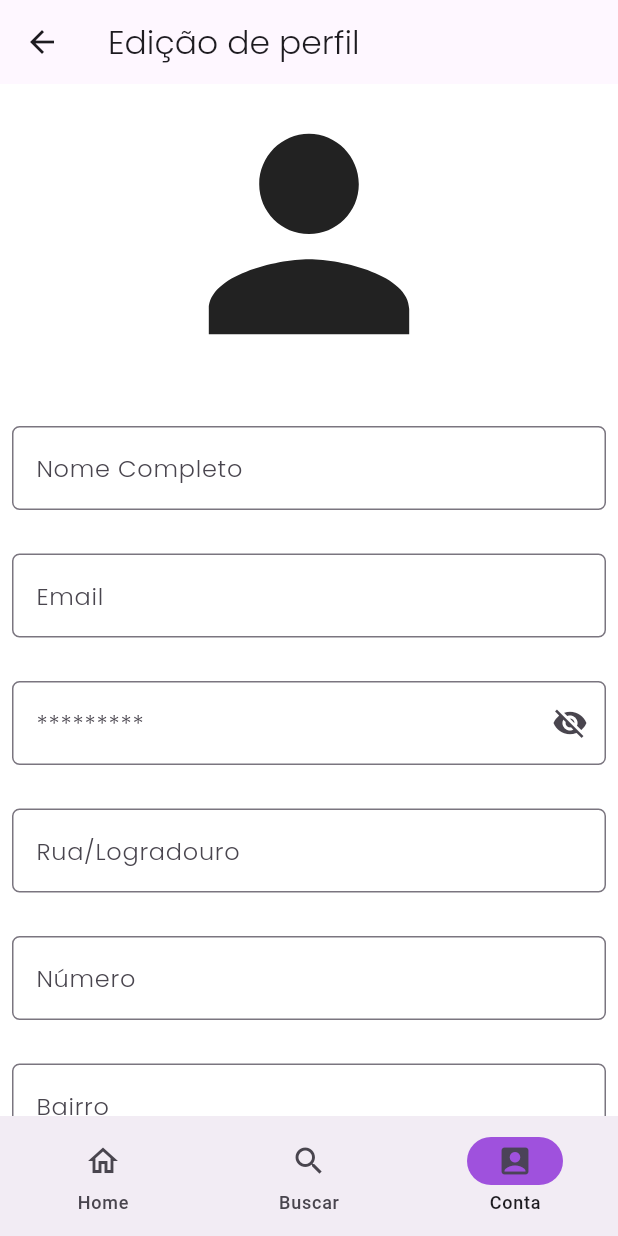
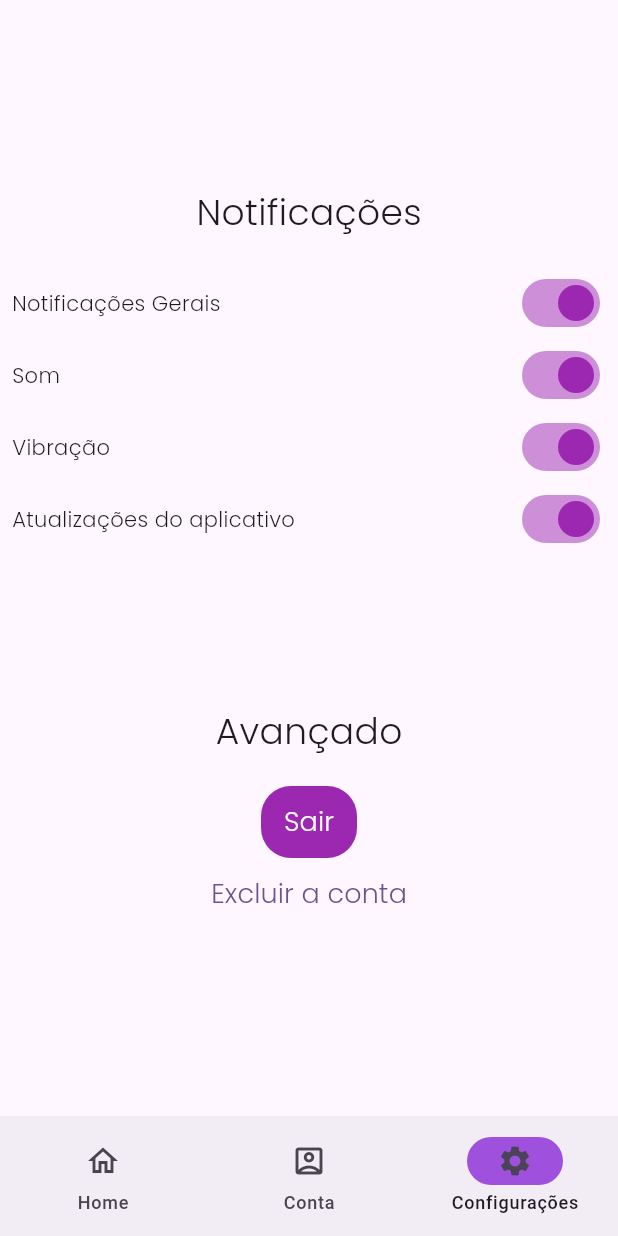
Before and after one commit to emanuelamaral/projeto_home_service, a Flutter app: the MainPageController screen opened directly, item 3 of the bottom bar chosen, on a phone screen of 412 x 824 dp. Run offline on Flutter 3.47's test engine with Material 3 defaults, Android fonts, the phone set to English and light mode, and no system bars; our stand-ins replace flutter_onboarding_slider, fluttertoast, mask_text_input_formatter; accounts and stored records are empty.

Commit message:
Create ConfigPage

```diff
--- a/lib/main.dart
+++ b/lib/main.dart
@@ -5,7 +5,7 @@ import 'package:projeto_home_service/src/pages/login/login_page.dart';
 import 'package:projeto_home_service/src/pages/main/main_page.dart';
 import 'package:projeto_home_service/src/pages/onboarding/onboard_controller.dart';
 import 'package:projeto_home_service/src/pages/registry/registry_page.dart';
-import 'package:projeto_home_service/src/pages/search/search_page.dart';
+import 'package:projeto_home_service/src/pages/config/config_page.dart';
 import 'package:projeto_home_service/src/provider/professional_provider.dart';
 import 'package:projeto_home_service/src/provider/user_provider.dart';
 import 'package:provider/provider.dart';
@@ -37,7 +37,7 @@ class MyApp extends StatelessWidget {
           '/main_page': (context) => const MainPage(),
           '/login': (context) => const LoginPage(),
           '/home_page': (context) => const HomePage(),
-          '/search_page': (context) => const SearchPage(),
+          '/search_page': (context) => const ConfigurationPage(),
           '/account_page': (context) => const AccountPage(),
         },
       ),
--- /dev/null
+++ b/lib/src/components/buttons/switch_button_component.dart
@@ -0,0 +1,27 @@
+import 'package:flutter/material.dart';
+
+class SwitchButtonComponenet extends StatefulWidget {
+  const SwitchButtonComponenet({super.key});
+
+  @override
+  State<SwitchButtonComponenet> createState() => _SwitchButtonComponenetState();
+}
+
+class _SwitchButtonComponenetState extends State<SwitchButtonComponenet> {
+  bool light = true;
+
+  @override
+  Widget build(BuildContext context) {
+    return Switch(
+      // This bool value toggles the switch.
+      value: light,
+      activeColor: Colors.purple,
+      onChanged: (bool value) {
+        // This is called when the user toggles the switch.
+        setState(() {
+          light = value;
+        });
+      },
+    );
+  }
+}
--- /dev/null
+++ b/lib/src/pages/config/config_page.dart
@@ -0,0 +1,183 @@
+import 'package:flutter/material.dart';
+import 'package:fluttertoast/fluttertoast.dart';
+import 'package:projeto_home_service/src/components/buttons/switch_button_component.dart';
+import 'package:projeto_home_service/src/provider/user_provider.dart';
+import 'package:projeto_home_service/src/service/user_service.dart';
+import 'package:provider/provider.dart';
+
+class ConfigurationPage extends StatelessWidget {
+  const ConfigurationPage({super.key});
+
+  removeAccount(context, id) async {
+    UserService userService = UserService();
+
+    try {
+      await userService.deleteUser(id);
+      Fluttertoast.showToast(msg: "Usuário removido com sucesso.");
+      Navigator.pushNamed(context, '/login');
+    } catch (e) {
+      Fluttertoast.showToast(msg: "Não foi possível excluir o usuário.");
+      print(e);
+    }
+  }
+
+  exitApp(context) {
+    Navigator.pushNamed(context, '/login');
+    Fluttertoast.showToast(msg: "Você saiu!");
+  }
+
+  @override
+  Widget build(BuildContext context) {
+    final user = Provider.of<UserProvider>(context).user;
+
+    return Padding(
+      padding: const EdgeInsets.all(8.0),
+      child: Column(
+        mainAxisAlignment: MainAxisAlignment.center,
+        children: [
+          const Text(
+            'Notificações',
+            style: TextStyle(fontFamily: 'Poppins', fontSize: 24),
+          ),
+          const SizedBox(
+            height: 20,
+          ),
+          const Row(
+            mainAxisAlignment: MainAxisAlignment.spaceBetween,
+            children: [
+              Text(
+                'Notificações Gerais',
+                style: TextStyle(fontFamily: 'Poppins'),
+              ),
+              SwitchButtonComponenet()
+            ],
+          ),
+          const Row(
+            mainAxisAlignment: MainAxisAlignment.spaceBetween,
+            children: [
+              Text(
+                'Som',
+                style: TextStyle(fontFamily: 'Poppins'),
+              ),
+              SwitchButtonComponenet()
+            ],
+          ),
+          const Row(
+            mainAxisAlignment: MainAxisAlignment.spaceBetween,
+            children: [
+              Text(
+                'Vibração',
+                style: TextStyle(fontFamily: 'Poppins'),
+              ),
+              SwitchButtonComponenet()
+            ],
+          ),
+          const Row(
+            mainAxisAlignment: MainAxisAlignment.spaceBetween,
+            children: [
+              Text(
+                'Atualizações do aplicativo',
+                style: TextStyle(fontFamily: 'Poppins'),
+              ),
+              SwitchButtonComponenet()
+            ],
+          ),
+          const SizedBox(
+            height: 100,
+          ),
+          const Text(
+            'Avançado',
+            style: TextStyle(fontFamily: 'Poppins', fontSize: 24),
+          ),
+          const SizedBox(
+            height: 20,
+          ),
+          Container(
+            decoration: BoxDecoration(
+                borderRadius: BorderRadius.circular(20), color: Colors.purple),
+            child: TextButton(
+                onPressed: () {
+                  showConfirmationDialog(context, "Sair", () {
+                    exitApp(context);
+                  });
+                },
+                child: const Text(
+                  'Sair',
+                  style: TextStyle(
+                    fontFamily: 'Poppins',
+                    fontSize: 18,
+                    color: Colors.white,
+                  ),
+                )),
+          ),
+          TextButton(
+              onPressed: () {
+                showConfirmationDialog(context, "Excluir conta", () {
+                  removeAccount(context, user.userId);
+                });
+              },
+              child: const Text(
+                'Excluir a conta',
+                style: TextStyle(
+                  fontFamily: 'Poppins',
+                  fontSize: 18,
+                ),
+              )),
+        ],
+      ),
+    );
+  }
+
+  void showConfirmationDialog(
+      BuildContext context, String action, Function onConfirm) {
+    showDialog(
+      context: context,
+      builder: (BuildContext context) {
+        return AlertDialog(
+          surfaceTintColor: Colors.white,
+          backgroundColor: Colors.white,
+          title: Text(
+            "Aviso",
+            style: TextStyle(
+              fontFamily: 'Poppins',
+            ),
+          ),
+          content: Text(
+            "Tem certeza que deseja $action?",
+            style: TextStyle(
+              fontFamily: 'Poppins',
+            ),
+          ),
+          actions: [
+            Container(
+              decoration: BoxDecoration(
+                  borderRadius: BorderRadius.circular(20),
+                  color: Colors.purple),
+              child: TextButton(
+                onPressed: () {
+                  Navigator.of(context).pop();
+                },
+                child: const Text(
+                  'Não',
+                  style: TextStyle(fontFamily: 'Poppins', color: Colors.white),
+                ),
+              ),
+            ),
+            TextButton(
+              onPressed: () {
+                onConfirm();
+                Navigator.of(context).pop();
+              },
+              child: const Text(
+                'Sim',
+                style: TextStyle(
+                  fontFamily: 'Poppins',
+                ),
+              ),
+            ),
+          ],
+        );
+      },
+    );
+  }
+}
--- a/lib/src/pages/main/main_page.dart
+++ b/lib/src/pages/main/main_page.dart
@@ -1,6 +1,6 @@
 import 'package:flutter/material.dart';
 import 'package:projeto_home_service/src/pages/home/home_page.dart';
-import 'package:projeto_home_service/src/pages/search/search_page.dart';
+import 'package:projeto_home_service/src/pages/config/config_page.dart';
 
 import '../account/account_page.dart';
 
@@ -42,20 +42,20 @@ class _MainPageControllerState extends State<MainPageController> {
             label: 'Home',
           ),
           NavigationDestination(
-            icon: Icon(Icons.search),
-            label: 'Buscar',
-          ),
-          NavigationDestination(
             selectedIcon: Icon(Icons.account_box),
             icon: Icon(Icons.account_box_outlined),
             label: 'Conta',
+          ),
+          NavigationDestination(
+            icon: Icon(Icons.settings),
+            label: 'Configurações',
           ),
         ],
       ),
       body: [
         const HomePage(),
-        const SearchPage(),
         const AccountPage(),
+        const ConfigurationPage(),
       ][currentPageIndex],
     );
   }
```
Also changed, not shown: lib/src/pages/search/search_page.dart (deleted, +0 -14 lines).
